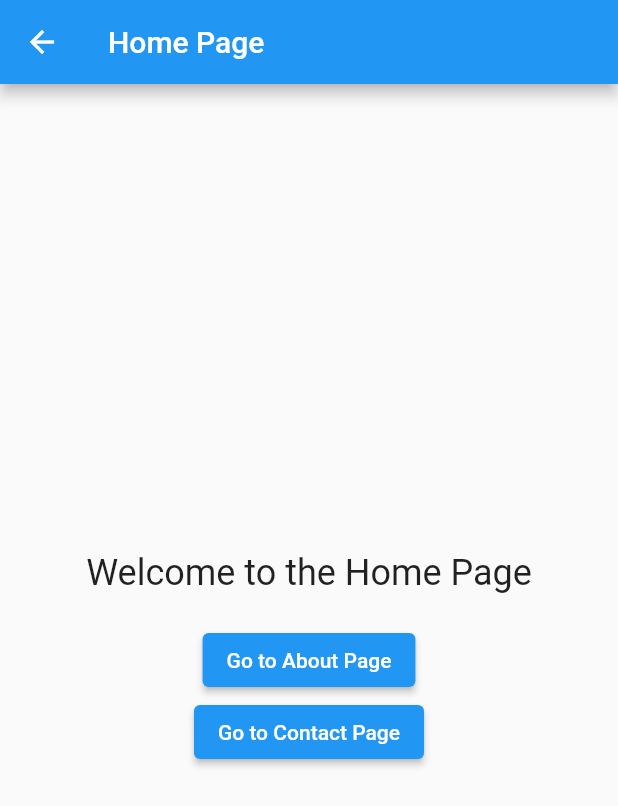
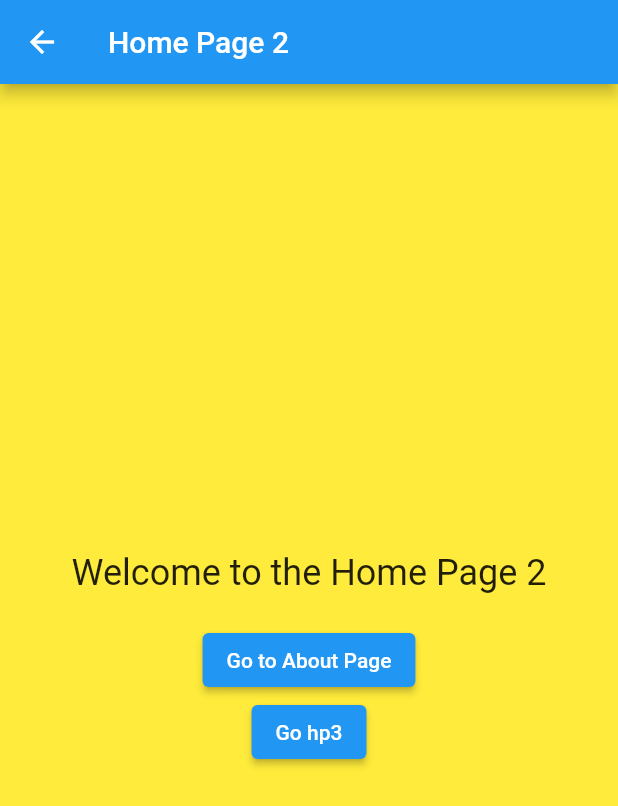
Before and after one commit to NikithaMaram/version_auto_update, a Flutter app: the HomePage2 screen opened directly, on a phone screen of 412 x 824 dp. Shown: the top 806 px of the screen. Run offline on Flutter 3.47's test engine with Material 2 defaults, Android fonts, the phone set to English and light mode, and no system bars.

Commit message:
Minor changes 3.0

```diff
--- a/lib/main.dart
+++ b/lib/main.dart
@@ -22,7 +22,7 @@ class HomePage1 extends StatelessWidget {
   Widget build(BuildContext context) {
     return Scaffold(
       appBar: AppBar(
-        title: Text('Home Page'),
+        title: Text('Home Page 1'),
       ),
       body: Center(
         child: Column(
@@ -43,7 +43,7 @@ class HomePage1 extends StatelessWidget {
               onPressed: () {
                 Navigator.push(context, MaterialPageRoute(builder: (context) => HomePage2()));
               },
-              child: Text('Go to Contact Page'),
+              child: Text('Go to home Page 2'),
             ),
           ],
         ),
@@ -97,6 +97,7 @@ class ContactPage extends StatelessWidget {
     );
   }
 }
+
 class HomePage extends StatelessWidget {
   @override
   Widget build(BuildContext context) {
@@ -104,6 +105,7 @@ class HomePage extends StatelessWidget {
       appBar: AppBar(
         title: Text('Home Page'),
       ),
+      backgroundColor: Colors.cyan,
       body: Center(
         child: Column(
           mainAxisAlignment: MainAxisAlignment.center,
@@ -117,7 +119,7 @@ class HomePage extends StatelessWidget {
               onPressed: () {
                 Navigator.push(context, MaterialPageRoute(builder: (context) => HomePage1()));
               },
-              child: Text('Go to About Page'),
+              child: Text('Go to hp 1'),
             ),
             ElevatedButton(
               onPressed: () {
@@ -137,14 +139,15 @@ class HomePage2 extends StatelessWidget {
   Widget build(BuildContext context) {
     return Scaffold(
       appBar: AppBar(
-        title: Text('Home Page'),
+        title: Text('Home Page 2'),
       ),
+      backgroundColor: Colors.yellow,
       body: Center(
         child: Column(
           mainAxisAlignment: MainAxisAlignment.center,
           children: [
             Text(
-              'Welcome to the Home Page',
+              'Welcome to the Home Page 2',
               style: TextStyle(fontSize: 24),
             ),
             SizedBox(height: 20),
@@ -158,7 +161,7 @@ class HomePage2 extends StatelessWidget {
               onPressed: () {
                 Navigator.push(context, MaterialPageRoute(builder: (context) => HomePage3()));
               },
-              child: Text('Go to Contact Page'),
+              child: Text('Go hp3'),
             ),
           ],
         ),
@@ -172,8 +175,9 @@ class HomePage3 extends StatelessWidget {
   Widget build(BuildContext context) {
     return Scaffold(
       appBar: AppBar(
-        title: Text('Home Page'),
+        title: Text('Home Page 3'),
       ),
+      backgroundColor: Colors.greenAccent,
       body: Center(
         child: Column(
           mainAxisAlignment: MainAxisAlignment.center,
```
